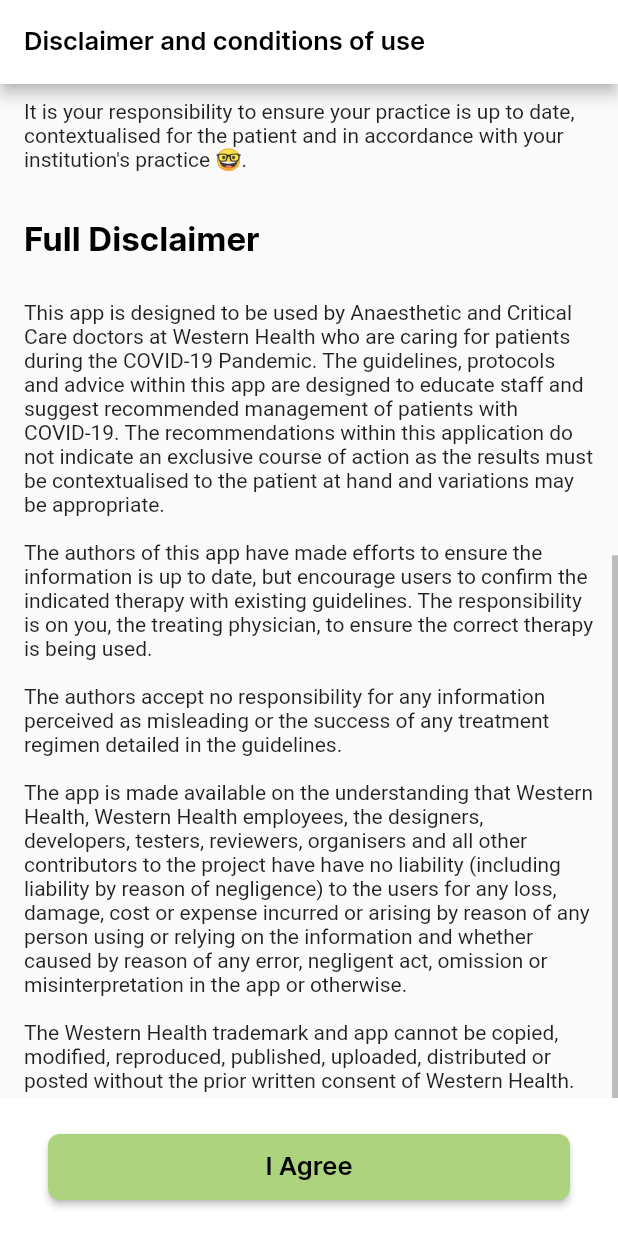
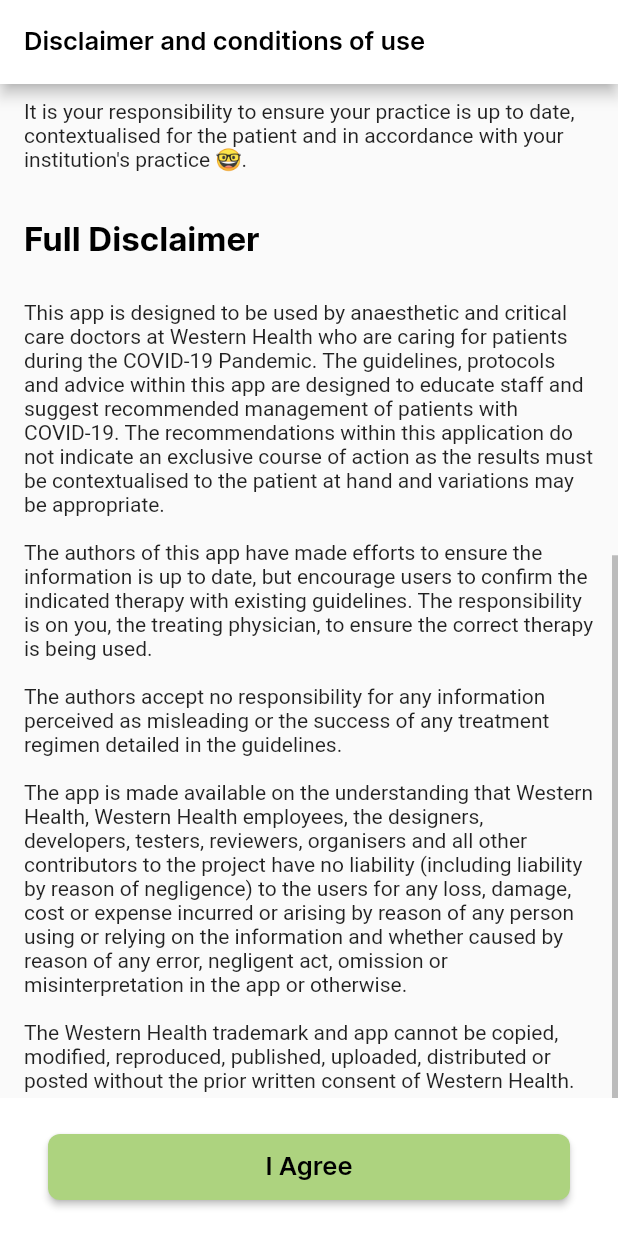
Before and after one commit to Western-Health-Covid19-Collaboration/wh_covid19_app, a Flutter app: the screen it shows after launch, scrolled down 576 dp, on a phone screen of 412 x 824 dp. Run offline on Flutter 3.47's test engine with Material 2 defaults, Android fonts, the phone set to English and light mode, and no system bars; our stand-ins replace chewie, flutter_svg, flutter_widget_from_html, package_info, photo_view, shared_preferences and 1 more; missing offline and left inert: matrix_gesture_detector.

Commit message:
Small fixes to capitlisation of discliamer text

```diff
--- a/lib/strings.dart
+++ b/lib/strings.dart
@@ -14,10 +14,10 @@
   // *** WARNING ***
   // When disclaimerBody changes in any way, increment disclaimerVersion by one
   static const String disclaimerBody = '''
-This app is designed to be used by Anaesthetic and Critical Care doctors at Western Health who are caring for patients during the COVID-19 Pandemic. The guidelines, protocols and advice within this app are designed to educate staff and suggest recommended management of patients with COVID-19. The recommendations within this application do not indicate an exclusive course of action as the results must be contextualised to the patient at hand and variations may be appropriate.
+This app is designed to be used by anaesthetic and critical care doctors at Western Health who are caring for patients during the COVID-19 Pandemic. The guidelines, protocols and advice within this app are designed to educate staff and suggest recommended management of patients with COVID-19. The recommendations within this application do not indicate an exclusive course of action as the results must be contextualised to the patient at hand and variations may be appropriate.
 \nThe authors of this app have made efforts to ensure the information is up to date, but encourage users to confirm the indicated therapy with existing guidelines. The responsibility is on you, the treating physician, to ensure the correct therapy is being used.
 \nThe authors accept no responsibility for any information perceived as misleading or the success of any treatment regimen detailed in the guidelines.
-\nThe app is made available on the understanding that Western Health, Western Health employees, the designers, developers, testers, reviewers, organisers and all other contributors to the project have have no liability (including liability by reason of negligence) to the users for any loss, damage, cost or expense incurred or arising by reason of any person using or relying on the information and whether caused by reason of any error, negligent act, omission or misinterpretation in the app or otherwise.
+\nThe app is made available on the understanding that Western Health, Western Health employees, the designers, developers, testers, reviewers, organisers and all other contributors to the project have no liability (including liability by reason of negligence) to the users for any loss, damage, cost or expense incurred or arising by reason of any person using or relying on the information and whether caused by reason of any error, negligent act, omission or misinterpretation in the app or otherwise.
 \nThe Western Health trademark and app cannot be copied, modified, reproduced, published, uploaded, distributed or posted without the prior written consent of Western Health.
 \nYou must agree to accept these terms and conditions before proceeding to use the app.\n\n\n\n\n\n''';
   // *** WARNING ***
--- a/lib/view/disclaimer_view.dart
+++ b/lib/view/disclaimer_view.dart
@@ -78,7 +78,7 @@
                           ),
                         ),
                         Text(
-                            'This app is for Clinician and hospital staff use ONLY\n',
+                            'This app is for clinician and hospital staff use ONLY\n',
                             style: Styles.textH3),
                         Text(
                           'WHAC19 is an educational tool and interactive cognitive aid for Western Health '
```
